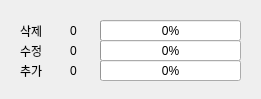
Above: qt/acu/updatedialog.ui from mike-kang/Project_fb before the change. Below: the same form after it.
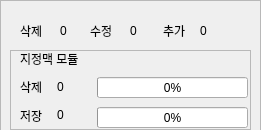
That is the form after the change.

What changed in the file:
```diff
--- a/qt/acu/updatedialog.ui
+++ b/qt/acu/updatedialog.ui
@@ -10,25 +10,12 @@
     <x>0</x>
     <y>0</y>
     <width>261</width>
-    <height>99</height>
+    <height>130</height>
    </rect>
   </property>
   <property name="windowTitle">
    <string>업데이트</string>
   </property>
-  <widget class="QProgressBar" name="progressBar_D">
-   <property name="geometry">
-    <rect>
-     <x>100</x>
-     <y>20</y>
-     <width>141</width>
-     <height>21</height>
-    </rect>
-   </property>
-   <property name="value">
-    <number>0</number>
-   </property>
-  </widget>
   <widget class="QLabel" name="label">
    <property name="geometry">
     <rect>
@@ -45,9 +32,9 @@
   <widget class="QLabel" name="labelCountDelete">
    <property name="geometry">
     <rect>
-     <x>70</x>
+     <x>60</x>
      <y>20</y>
-     <width>66</width>
+     <width>31</width>
      <height>21</height>
     </rect>
    </property>
@@ -58,8 +45,8 @@
   <widget class="QLabel" name="label_2">
    <property name="geometry">
     <rect>
-     <x>20</x>
-     <y>40</y>
+     <x>90</x>
+     <y>20</y>
      <width>41</width>
      <height>21</height>
     </rect>
@@ -71,9 +58,9 @@
   <widget class="QLabel" name="labelCountUpdate">
    <property name="geometry">
     <rect>
-     <x>70</x>
-     <y>40</y>
-     <width>66</width>
+     <x>130</x>
+     <y>20</y>
+     <width>41</width>
      <height>21</height>
     </rect>
    </property>
@@ -84,8 +71,8 @@
   <widget class="QLabel" name="label_3">
    <property name="geometry">
     <rect>
-     <x>20</x>
-     <y>60</y>
+     <x>163</x>
+     <y>20</y>
      <width>41</width>
      <height>21</height>
     </rect>
@@ -97,9 +84,9 @@
   <widget class="QLabel" name="labelCountInsert">
    <property name="geometry">
     <rect>
-     <x>70</x>
-     <y>60</y>
-     <width>66</width>
+     <x>200</x>
+     <y>20</y>
+     <width>71</width>
      <height>21</height>
     </rect>
    </property>
@@ -107,31 +94,128 @@
     <string>0</string>
    </property>
   </widget>
-  <widget class="QProgressBar" name="progressBar_U">
+  <widget class="QFrame" name="frame">
    <property name="geometry">
     <rect>
-     <x>100</x>
-     <y>40</y>
-     <width>141</width>
-     <height>21</height>
+     <x>0</x>
+     <y>0</y>
+     <width>261</width>
+     <height>131</height>
     </rect>
    </property>
-   <property name="value">
-    <number>0</number>
+   <property name="frameShape">
+    <enum>QFrame::StyledPanel</enum>
    </property>
-  </widget>
-  <widget class="QProgressBar" name="progressBar_I">
-   <property name="geometry">
-    <rect>
-     <x>100</x>
-     <y>60</y>
-     <width>141</width>
-     <height>21</height>
-    </rect>
+   <property name="frameShadow">
+    <enum>QFrame::Raised</enum>
    </property>
-   <property name="value">
-    <number>0</number>
-   </property>
+   <widget class="QFrame" name="frame_2">
+    <property name="geometry">
+     <rect>
+      <x>10</x>
+      <y>50</y>
+      <width>241</width>
+      <height>80</height>
+     </rect>
+    </property>
+    <property name="frameShape">
+     <enum>QFrame::StyledPanel</enum>
+    </property>
+    <property name="frameShadow">
+     <enum>QFrame::Raised</enum>
+    </property>
+    <widget class="QProgressBar" name="progressBar_D">
+     <property name="geometry">
+      <rect>
+       <x>87</x>
+       <y>27</y>
+       <width>151</width>
+       <height>21</height>
+      </rect>
+     </property>
+     <property name="value">
+      <number>0</number>
+     </property>
+    </widget>
+    <widget class="QProgressBar" name="progressBar_S">
+     <property name="geometry">
+      <rect>
+       <x>87</x>
+       <y>57</y>
+       <width>151</width>
+       <height>21</height>
+      </rect>
+     </property>
+     <property name="value">
+      <number>0</number>
+     </property>
+    </widget>
+    <widget class="QLabel" name="label_4">
+     <property name="geometry">
+      <rect>
+       <x>10</x>
+       <y>28</y>
+       <width>31</width>
+       <height>17</height>
+      </rect>
+     </property>
+     <property name="text">
+      <string>삭제</string>
+     </property>
+    </widget>
+    <widget class="QLabel" name="label_5">
+     <property name="geometry">
+      <rect>
+       <x>10</x>
+       <y>57</y>
+       <width>31</width>
+       <height>17</height>
+      </rect>
+     </property>
+     <property name="text">
+      <string>저장</string>
+     </property>
+    </widget>
+    <widget class="QLabel" name="label_6">
+     <property name="geometry">
+      <rect>
+       <x>10</x>
+       <y>0</y>
+       <width>91</width>
+       <height>17</height>
+      </rect>
+     </property>
+     <property name="text">
+      <string>지정맥 모듈</string>
+     </property>
+    </widget>
+    <widget class="QLabel" name="labelFB_D">
+     <property name="geometry">
+      <rect>
+       <x>47</x>
+       <y>28</y>
+       <width>41</width>
+       <height>17</height>
+      </rect>
+     </property>
+     <property name="text">
+      <string>0</string>
+     </property>
+    </widget>
+    <widget class="QLabel" name="labelFB_S">
+     <property name="geometry">
+      <rect>
+       <x>47</x>
+       <y>56</y>
+       <width>41</width>
+       <height>17</height>
+      </rect>
+     </property>
+     <property name="text">
+      <string>0</string>
+     </property>
+    </widget>
+   </widget>
   </widget>
  </widget>
  <resources/>
```
Left out of the diff: 7 changed lines with no effect on the pictures.
